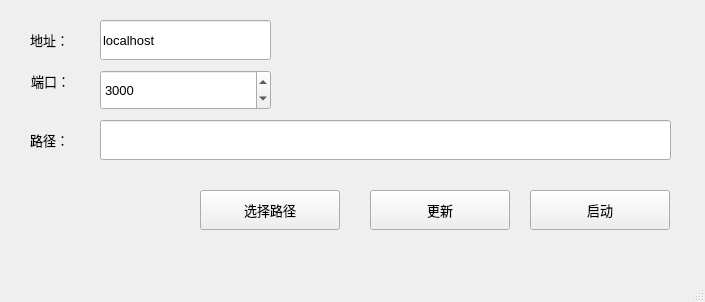
Qt form main.ui (songquanpeng/gofile-launcher) before a commit.
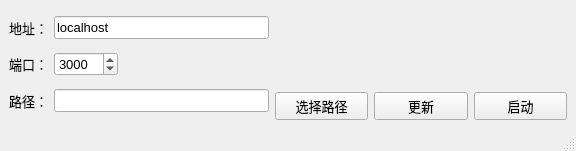
The same form after that commit.

Diff of the .ui file:
```diff
--- a/main.ui
+++ b/main.ui
@@ -6,8 +6,8 @@
    <rect>
     <x>0</x>
     <y>0</y>
-    <width>705</width>
-    <height>302</height>
+    <width>576</width>
+    <height>151</height>
    </rect>
   </property>
   <property name="font">
@@ -20,77 +20,38 @@
    <string>Go File 启动器</string>
   </property>
   <widget class="QWidget" name="centralwidget">
-   <widget class="QPushButton" name="startBtn">
-    <property name="geometry">
-     <rect>
-      <x>530</x>
-      <y>190</y>
-      <width>140</width>
-      <height>40</height>
-     </rect>
-    </property>
+   <layout class="QGridLayout" name="gridLayout">
+    <item row="0" column="0">
+     <layout class="QVBoxLayout" name="verticalLayout">
+      <item>
+       <layout class="QHBoxLayout" name="horizontalLayout">
+        <item>
+         <widget class="QLabel" name="label_2">
     <property name="text">
-     <string>启动</string>
-    </property>
-   </widget>
-   <widget class="QPushButton" name="updateBtn">
-    <property name="geometry">
-     <rect>
-      <x>370</x>
-      <y>190</y>
-      <width>140</width>
-      <height>40</height>
-     </rect>
-    </property>
+           <string>地址：</string>
+          </property>
+         </widget>
+        </item>
+        <item>
+         <widget class="QLineEdit" name="hostLineEdit">
     <property name="text">
-     <string>更新</string>
-    </property>
-   </widget>
-   <widget class="QPushButton" name="chooseBtn">
-    <property name="geometry">
-     <rect>
-      <x>200</x>
-      <y>190</y>
-      <width>140</width>
-      <height>40</height>
-     </rect>
-    </property>
+           <string>localhost</string>
+          </property>
+         </widget>
+        </item>
+       </layout>
+      </item>
+      <item>
+       <layout class="QHBoxLayout" name="horizontalLayout_2">
+        <item>
+         <widget class="QLabel" name="label">
     <property name="text">
-     <string>选择路径</string>
-    </property>
-   </widget>
-   <widget class="QLabel" name="label_3">
-    <property name="geometry">
-     <rect>
-      <x>30</x>
-      <y>120</y>
-      <width>45</width>
-      <height>40</height>
-     </rect>
-    </property>
-    <property name="text">
-     <string>路径：</string>
-    </property>
-   </widget>
-   <widget class="QLineEdit" name="pathLineEdit">
-    <property name="geometry">
-     <rect>
-      <x>100</x>
-      <y>120</y>
-      <width>571</width>
-      <height>40</height>
-     </rect>
-    </property>
-   </widget>
+           <string>端口：</string>
+          </property>
+         </widget>
+        </item>
+        <item>
    <widget class="QSpinBox" name="portSpinBox">
-    <property name="geometry">
-     <rect>
-      <x>100</x>
-      <y>70</y>
-      <width>171</width>
-      <height>40</height>
-     </rect>
-    </property>
     <property name="minimum">
      <number>1</number>
     </property>
@@ -101,55 +62,81 @@
      <number>3000</number>
     </property>
    </widget>
-   <widget class="QLabel" name="label">
-    <property name="geometry">
-     <rect>
-      <x>31</x>
-      <y>61</y>
-      <width>45</width>
-      <height>40</height>
-     </rect>
-    </property>
+        </item>
+        <item>
+         <spacer name="horizontalSpacer">
+          <property name="orientation">
+           <enum>Qt::Horizontal</enum>
+          </property>
+          <property name="sizeHint" stdset="0">
+           <size>
+            <width>40</width>
+            <height>20</height>
+           </size>
+          </property>
+         </spacer>
+        </item>
+       </layout>
+      </item>
+      <item>
+       <layout class="QHBoxLayout" name="horizontalLayout_3">
+        <item>
+         <widget class="QLabel" name="label_3">
     <property name="text">
-     <string>端口：</string>
-    </property>
-   </widget>
-   <widget class="QLabel" name="label_2">
-    <property name="geometry">
-     <rect>
-      <x>30</x>
-      <y>20</y>
-      <width>45</width>
+           <string>路径：</string>
+          </property>
+         </widget>
+        </item>
+        <item>
+         <widget class="QLineEdit" name="pathLineEdit"/>
+        </item>
+       </layout>
+      </item>
+     </layout>
+    </item>
+    <item row="0" column="1">
+     <layout class="QVBoxLayout" name="verticalLayout_2">
+      <item>
+       <spacer name="verticalSpacer">
+        <property name="orientation">
+         <enum>Qt::Vertical</enum>
+        </property>
+        <property name="sizeHint" stdset="0">
+         <size>
+          <width>292</width>
       <height>40</height>
-     </rect>
-    </property>
+         </size>
+        </property>
+       </spacer>
+      </item>
+      <item>
+       <layout class="QHBoxLayout" name="horizontalLayout_4">
+        <item>
+         <widget class="QPushButton" name="chooseBtn">
     <property name="text">
-     <string>地址：</string>
-    </property>
-   </widget>
-   <widget class="QLineEdit" name="hostLineEdit">
-    <property name="geometry">
-     <rect>
-      <x>100</x>
-      <y>20</y>
-      <width>171</width>
-      <height>40</height>
-     </rect>
-    </property>
+           <string>选择路径</string>
+          </property>
+         </widget>
+        </item>
+        <item>
+         <widget class="QPushButton" name="updateBtn">
     <property name="text">
-     <string>localhost</string>
-    </property>
-   </widget>
-  </widget>
-  <widget class="QMenuBar" name="menubar">
-   <property name="geometry">
-    <rect>
-     <x>0</x>
-     <y>0</y>
-     <width>705</width>
-     <height>28</height>
-    </rect>
-   </property>
+           <string>更新</string>
+          </property>
+         </widget>
+        </item>
+        <item>
+         <widget class="QPushButton" name="startBtn">
+          <property name="text">
+           <string>启动</string>
+          </property>
+         </widget>
+        </item>
+       </layout>
+      </item>
+     </layout>
+    </item>
+   </layout>
   </widget>
   <widget class="QStatusBar" name="statusbar"/>
  </widget>
```
Lines whose indentation alone changed are shown as unchanged.
